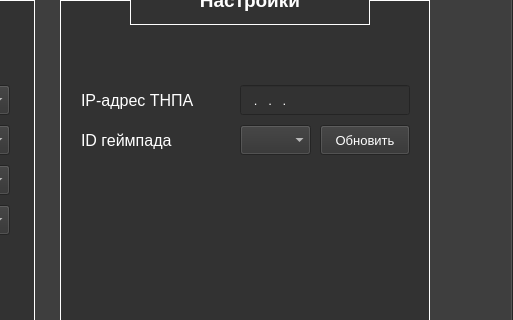
Before: the Qt Designer form src/MainWindow/MainWindow.ui in PolarStarWalker/PolarUV-client, drawn with Qt 5; both pictures show x 887 to 1400 and y 137 to 457 of the 1400 by 790 pixel window.
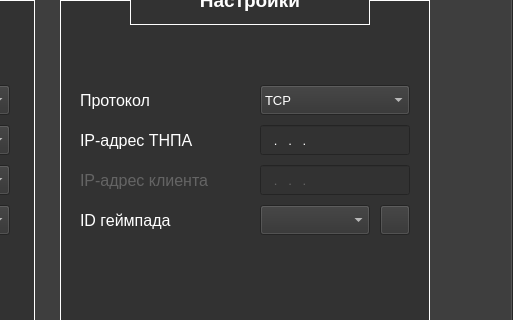
After: the same form once the commit is applied. The open tabs and pages were chosen to show the change. Icons and pictures are not drawn.

Commit message: Небольшое изменение интерфейса

Diff of the .ui file:
```diff
--- a/src/MainWindow/MainWindow.ui
+++ b/src/MainWindow/MainWindow.ui
@@ -3912,9 +3912,9 @@
       <widget class="QLabel" name="MotorsQuantityLabel_6">
        <property name="geometry">
         <rect>
-         <x>21</x>
-         <y>80</y>
-         <width>151</width>
+         <x>20</x>
+         <y>120</y>
+         <width>171</width>
          <height>41</height>
         </rect>
        </property>
@@ -3952,9 +3952,9 @@
        <widget class="QLineEdit" name="IPEdit">
         <property name="geometry">
          <rect>
-          <x>180</x>
-          <y>85</y>
-          <width>170</width>
+          <x>200</x>
+          <y>125</y>
+          <width>150</width>
           <height>30</height>
          </rect>
         </property>
@@ -3971,9 +3971,9 @@
        <widget class="QComboBox" name="GamepadComboBox">
         <property name="geometry">
          <rect>
-          <x>180</x>
-          <y>125</y>
-          <width>71</width>
+          <x>200</x>
+          <y>205</y>
+          <width>110</width>
           <height>30</height>
          </rect>
         </property>
@@ -3981,9 +3981,9 @@
        <widget class="QPushButton" name="RefreshGamepadsButton">
         <property name="geometry">
          <rect>
-          <x>260</x>
-          <y>125</y>
-          <width>90</width>
+          <x>320</x>
+          <y>205</y>
+          <width>30</width>
           <height>30</height>
          </rect>
         </property>
@@ -4004,25 +4004,114 @@
          <enum>Qt::RightToLeft</enum>
         </property>
         <property name="text">
-         <string>Обновить</string>
+         <string/>
         </property>
         <property name="iconSize">
          <size>
-          <width>30</width>
-          <height>30</height>
+          <width>20</width>
+          <height>20</height>
          </size>
         </property>
         <property name="autoDefault">
          <bool>false</bool>
         </property>
        </widget>
+       <widget class="QLineEdit" name="ClientIPEdit">
+        <property name="enabled">
+         <bool>false</bool>
+        </property>
+        <property name="geometry">
+         <rect>
+          <x>200</x>
+          <y>165</y>
+          <width>150</width>
+          <height>30</height>
+         </rect>
+        </property>
+        <property name="inputMask">
+         <string>000.000.000.000</string>
+        </property>
+        <property name="text">
+         <string>...</string>
+        </property>
+        <property name="frame">
+         <bool>true</bool>
+        </property>
+       </widget>
+       <widget class="QLabel" name="ClientIPLabel">
+        <property name="enabled">
+         <bool>false</bool>
+        </property>
+        <property name="geometry">
+         <rect>
+          <x>20</x>
+          <y>160</y>
+          <width>171</width>
+          <height>41</height>
+         </rect>
+        </property>
+        <property name="font">
+         <font>
+          <family>Arial</family>
+          <pointsize>12</pointsize>
+          <weight>50</weight>
+          <bold>false</bold>
+          <kerning>true</kerning>
+         </font>
+        </property>
+        <property name="text">
+         <string>IP-адрес клиента</string>
+        </property>
+       </widget>
+       <widget class="QLabel" name="ProtocolLabel">
+        <property name="geometry">
+         <rect>
+          <x>20</x>
+          <y>80</y>
+          <width>171</width>
+          <height>41</height>
+         </rect>
+        </property>
+        <property name="font">
+         <font>
+          <family>Arial</family>
+          <pointsize>12</pointsize>
+          <weight>50</weight>
+          <bold>false</bold>
+          <kerning>true</kerning>
+         </font>
+        </property>
+        <property name="text">
+         <string>Протокол</string>
+        </property>
+       </widget>
+       <widget class="QComboBox" name="ProtocolComboBox">
+        <property name="geometry">
+         <rect>
+          <x>200</x>
+          <y>85</y>
+          <width>150</width>
+          <height>30</height>
+         </rect>
+        </property>
+        <item>
+         <property name="text">
+          <string>TCP</string>
+         </property>
+        </item>
+        <item>
+         <property name="text">
+          <string>UDP</string>
+         </property>
+        </item>
+       </widget>
       </widget>
       <widget class="QLabel" name="MotorsQuantityLabel_7">
        <property name="geometry">
         <rect>
-         <x>21</x>
-         <y>120</y>
-         <width>151</width>
+         <x>20</x>
+         <y>200</y>
+         <width>171</width>
          <height>41</height>
         </rect>
        </property>
```
Left out of the diff: 10 changed lines with no effect on the pictures. The commit also changes 3 other files.
